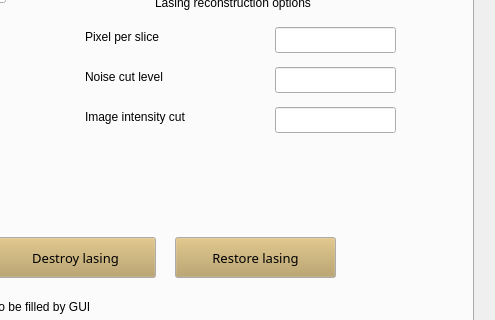
This is gui.ui in pdijksta/PassiveWFMeasurement as Qt 5 draws it before an edit; both pictures show x 467 to 962 and y 379 to 699 of the 962 by 873 pixel window. The edited form follows.
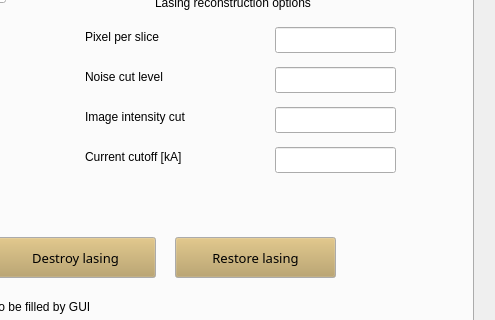
This is the edited form. The open tabs and pages were chosen to show the change.

What changed in the file:
```diff
--- a/gui.ui
+++ b/gui.ui
@@ -2236,6 +2236,38 @@
        <set>Qt::AlignLeading|Qt::AlignLeft|Qt::AlignVCenter</set>
       </property>
      </widget>
+     <widget class="QLabel" name="label_87">
+      <property name="geometry">
+       <rect>
+        <x>540</x>
+        <y>500</y>
+        <width>121</width>
+        <height>20</height>
+       </rect>
+      </property>
+      <property name="text">
+       <string>Current cutoff [kA]</string>
+      </property>
+      <property name="alignment">
+       <set>Qt::AlignLeading|Qt::AlignLeft|Qt::AlignVCenter</set>
+      </property>
+     </widget>
+     <widget class="QLineEdit" name="LasingCurrentCutoff">
+      <property name="geometry">
+       <rect>
+        <x>730</x>
+        <y>500</y>
+        <width>121</width>
+        <height>26</height>
+       </rect>
+      </property>
+      <property name="text">
+       <string/>
+      </property>
+      <property name="alignment">
+       <set>Qt::AlignCenter</set>
+      </property>
+     </widget>
     </widget>
     <widget class="QWidget" name="tab_2">
      <attribute name="title">
```
Left out of the diff: 2 changed lines with no effect on the pictures.
